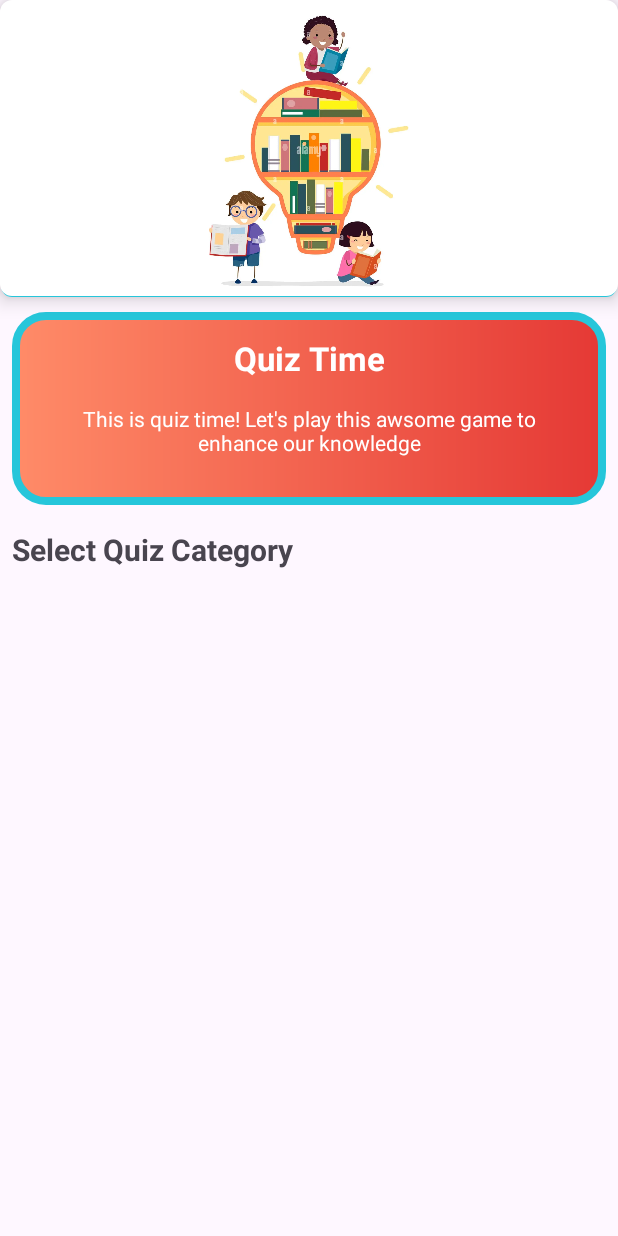
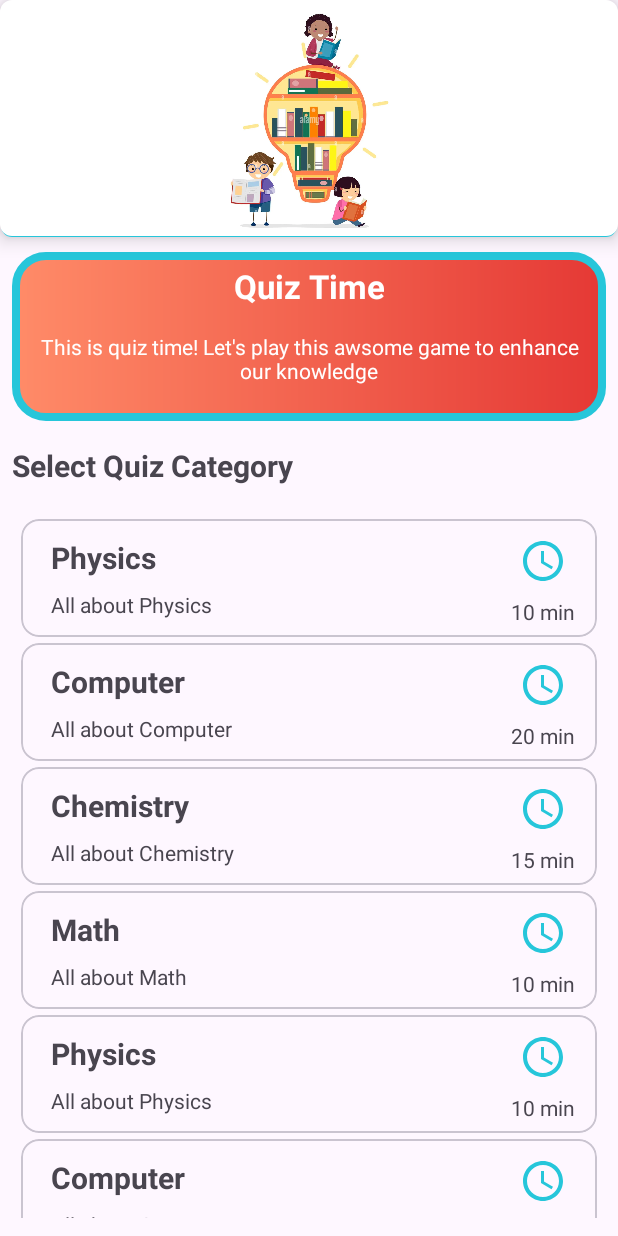
Before and after one commit to Aliimran2/QuizApp, an Android app: the screen it shows after launch (MainActivity), on a phone screen of 412 x 824 dp. Run offline under Robolectric (Android 15) with nearby library versions, the phone set to English and light mode, and no system bars.

Commit message:
pass QuizModel object to SecondActivity

```diff
--- a/app/build.gradle.kts
+++ b/app/build.gradle.kts
@@ -1,6 +1,7 @@
 plugins {
     alias(libs.plugins.android.application)
     alias(libs.plugins.kotlin.android)
+    id ("kotlin-parcelize")
 }
 
 android {
@@ -33,6 +34,9 @@ android {
     kotlinOptions {
         jvmTarget = "11"
     }
+   buildFeatures {
+       viewBinding = true
+   }
 }
 
 dependencies {
--- a/app/src/main/AndroidManifest.xml
+++ b/app/src/main/AndroidManifest.xml
@@ -13,7 +13,10 @@
         android:theme="@style/Theme.QuizTime"
         tools:targetApi="31">
         <activity
-            android:name=".MainActivity"
+            android:name=".ui.QuizActivity"
+            android:exported="false" />
+        <activity
+            android:name=".ui.MainActivity"
             android:exported="true">
             <intent-filter>
                 <action android:name="android.intent.action.MAIN" />
--- /dev/null
+++ b/app/src/main/java/com/miassolutions/quiztime/data/QuizModel.kt
@@ -0,0 +1,8 @@
+package com.miassolutions.quiztime.data
+
+import android.os.Parcel
+import android.os.Parcelable
+import kotlinx.parcelize.Parcelize
+
+@Parcelize
+data class QuizModel(val title: String, val subTitle: String, val timer: Int) : Parcelable
--- /dev/null
+++ b/app/src/main/java/com/miassolutions/quiztime/ui/MainActivity.kt
@@ -0,0 +1,56 @@
+package com.miassolutions.quiztime.ui
+
+import android.content.Intent
+import android.os.Bundle
+import androidx.activity.enableEdgeToEdge
+import androidx.appcompat.app.AppCompatActivity
+import androidx.core.view.ViewCompat
+import androidx.core.view.WindowInsetsCompat
+import com.miassolutions.quiztime.R
+import com.miassolutions.quiztime.data.QuizModel
+import com.miassolutions.quiztime.databinding.ActivityMainBinding
+
+const val QUIZ = "quiz"
+
+class MainActivity : AppCompatActivity() {
+
+    private val binding by lazy {
+        ActivityMainBinding.inflate(layoutInflater)
+    }
+
+    private lateinit var quizListAdapter: QuizListAdapter
+
+    override fun onCreate(savedInstanceState: Bundle?) {
+        super.onCreate(savedInstanceState)
+        enableEdgeToEdge()
+        setContentView(binding.root)
+        ViewCompat.setOnApplyWindowInsetsListener(findViewById(R.id.main)) { v, insets ->
+            val systemBars = insets.getInsets(WindowInsetsCompat.Type.systemBars())
+            v.setPadding(systemBars.left, systemBars.top, systemBars.right, systemBars.bottom)
+            insets
+        }
+
+
+        val quizList = mutableListOf<QuizModel>()
+        quizList.add(QuizModel("Physics", "All about Physics", 10))
+        quizList.add(QuizModel("Computer", "All about Computer", 20))
+        quizList.add(QuizModel("Chemistry", "All about Chemistry", 15))
+        quizList.add(QuizModel("Math", "All about Math", 10))
+        quizList.add(QuizModel("Physics", "All about Physics", 10))
+        quizList.add(QuizModel("Computer", "All about Computer", 20))
+        quizList.add(QuizModel("Chemistry", "All about Chemistry", 50))
+        quizList.add(QuizModel("Math", "All about Math", 10))
+
+        quizListAdapter = QuizListAdapter{quiz ->
+            val intent = Intent(this, QuizActivity::class.java).apply {
+                putExtra(QUIZ, quiz)
+            }
+                startActivity(intent)
+
+        }
+        quizListAdapter.submit(quizList)
+        binding.rvQuiz.adapter = quizListAdapter
+
+
+    }
+}
--- a/app/src/main/java/com/miassolutions/quiztime/ui/QuizListAdapter.kt
+++ b/app/src/main/java/com/miassolutions/quiztime/ui/QuizListAdapter.kt
@@ -1,4 +1,52 @@
 package com.miassolutions.quiztime.ui
 
-class QuizListAdapter {
+import android.text.Layout
+import android.view.LayoutInflater
+import android.view.ViewGroup
+import androidx.recyclerview.widget.RecyclerView
+import com.miassolutions.quiztime.data.QuizModel
+import com.miassolutions.quiztime.databinding.ItemQuizBinding
+
+class QuizListAdapter(private val navToQuiz : (QuizModel) -> Unit) : RecyclerView.Adapter<QuizListAdapter.QuizViewHolder>() {
+
+    private var quizList = mutableListOf<QuizModel>()
+
+    fun submit(newList: MutableList<QuizModel>) {
+        quizList = newList
+    }
+
+
+    override fun onCreateViewHolder(
+        parent: ViewGroup,
+        viewType: Int,
+    ): QuizViewHolder {
+        val inflater = LayoutInflater.from(parent.context)
+        return QuizViewHolder(ItemQuizBinding.inflate(inflater, parent, false))
+    }
+
+    override fun onBindViewHolder(
+        holder: QuizViewHolder,
+        position: Int,
+    ) {
+        val currentItem = quizList[position]
+        holder.bind(currentItem)
+
+    }
+
+    override fun getItemCount(): Int {
+        return quizList.size
+    }
+
+   inner class QuizViewHolder(private val binding: ItemQuizBinding) :
+        RecyclerView.ViewHolder(binding.root) {
+        fun bind(item: QuizModel) {
+            binding.apply {
+                tvQuizTitle.text = item.title
+                tvQuizSubtitle.text = item.subTitle
+                tvTime.text = "${item.timer} min"
+
+                root.setOnClickListener { navToQuiz(item) }
+            }
+        }
+    }
 }
--- a/app/src/main/res/layout/activity_main.xml
+++ b/app/src/main/res/layout/activity_main.xml
@@ -8,7 +8,7 @@
 
     android:layout_width="match_parent"
     android:layout_height="match_parent"
-    tools:context=".MainActivity">
+    tools:context=".ui.MainActivity">
 
     <ImageView
         android:padding="4dp"
@@ -17,7 +17,7 @@
         android:background="@drawable/back_ground"
         android:id="@+id/imageView"
         android:layout_width="match_parent"
-        android:layout_height="200dp"
+        android:layout_height="160dp"
         app:layout_constraintEnd_toEndOf="parent"
         app:layout_constraintStart_toStartOf="parent"
         app:layout_constraintTop_toTopOf="parent"
@@ -27,7 +27,7 @@
         android:layout_width="match_parent"
         android:background="@drawable/image_bkgrd"
         android:layout_margin="8dp"
-        android:padding="16dp"
+        android:padding="8dp"
         android:layout_height="wrap_content"
         android:orientation="vertical">
 
```
Also changed, not shown: app/src/main/java/com/miassolutions/quiztime/ui/QuizActivity.kt (renamed from app/src/main/java/com/miassolutions/quiztime/MainActivity.kt, +16 -3 lines), app/src/main/res/layout/activity_quiz.xml (added, +21 -0 lines).
